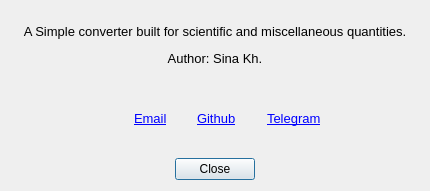
Before: the Qt Designer form aboutdialog.ui in 30vam/cute-converter, drawn with Qt 5.
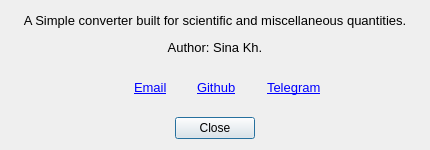
After: the same form once the commit is applied.

Diff of the .ui file:
```diff
--- a/aboutdialog.ui
+++ b/aboutdialog.ui
@@ -7,7 +7,7 @@
     <x>0</x>
     <y>0</y>
     <width>430</width>
-    <height>191</height>
+    <height>150</height>
    </rect>
   </property>
   <property name="sizePolicy">
```
